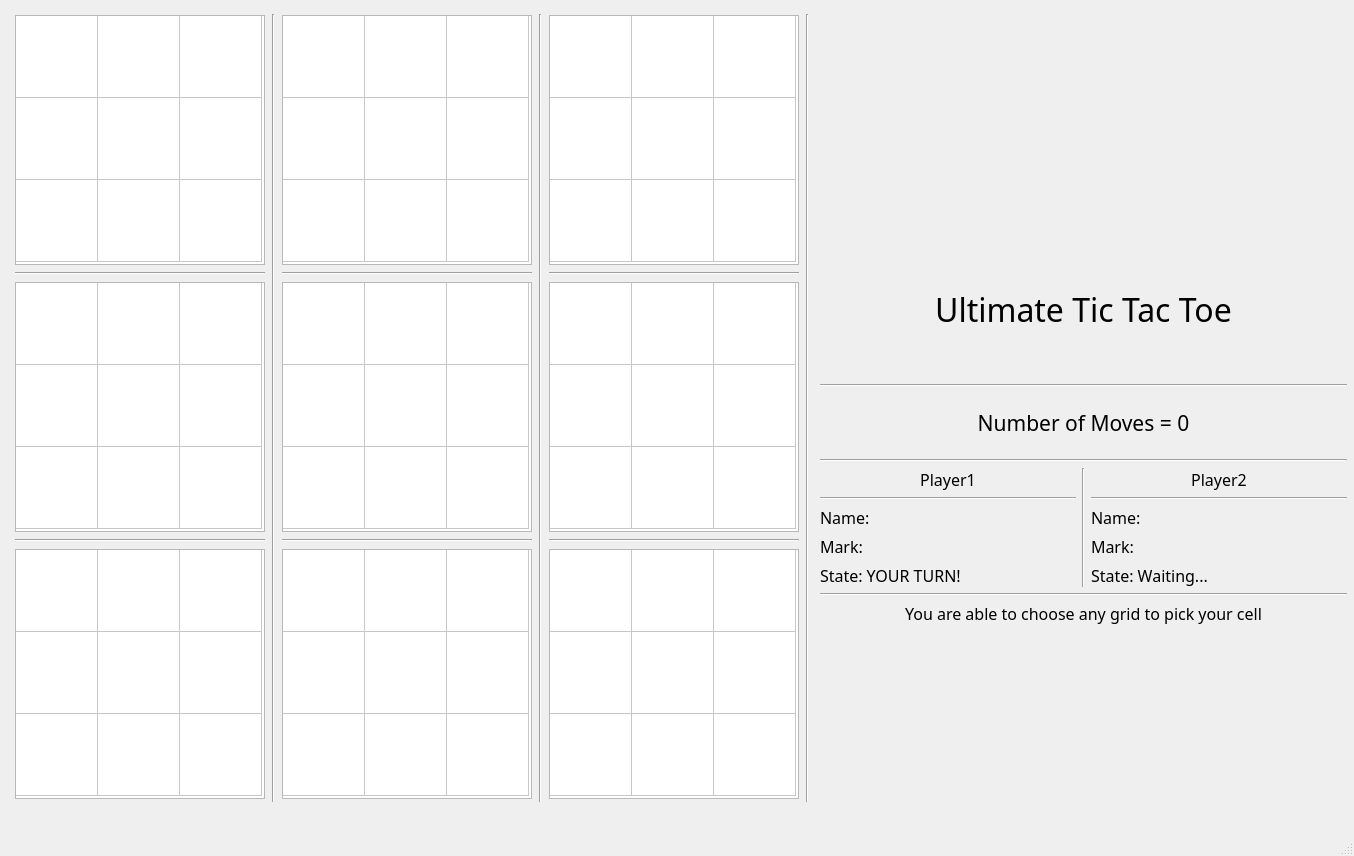
Old version of the form ultimate_ttt_ui.ui in the repository adhamhamdy3/Ultimate-Tic-Tac-Toe.
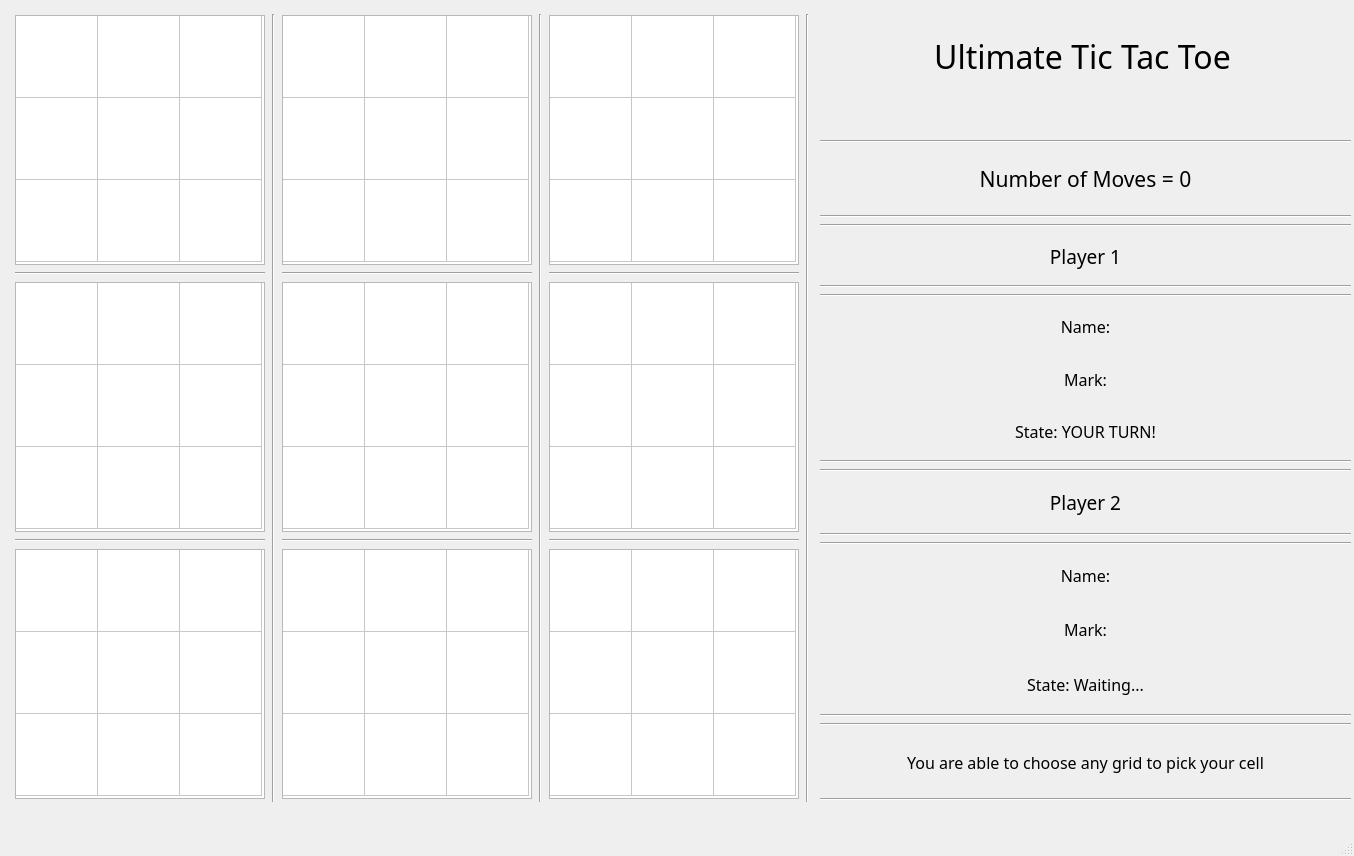
New version of the form.

Commit message: still life

```diff
--- a/ultimate_ttt_ui.ui
+++ b/ultimate_ttt_ui.ui
@@ -1763,18 +1763,15 @@
      </item>
     </layout>
    </widget>
-   <widget class="QWidget" name="layoutWidget">
-    <property name="geometry">
-     <rect>
-      <x>820</x>
-      <y>240</y>
-      <width>527</width>
-      <height>385</height>
-     </rect>
-    </property>
-    <layout class="QVBoxLayout" name="verticalLayout_7">
-     <item>
       <widget class="QLabel" name="label">
+    <property name="geometry">
+     <rect>
+      <x>820</x>
+      <y>20</y>
+      <width>525</width>
+      <height>72</height>
+     </rect>
+    </property>
        <property name="font">
         <font>
          <family>outrun future</family>
@@ -1788,9 +1785,20 @@
         <set>Qt::AlignmentFlag::AlignCenter</set>
        </property>
       </widget>
-     </item>
+   <widget class="QWidget" name="">
+    <property name="geometry">
+     <rect>
+      <x>820</x>
+      <y>140</y>
+      <width>531</width>
+      <height>661</height>
+     </rect>
+    </property>
+    <layout class="QVBoxLayout" name="verticalLayout_9">
      <item>
-      <widget class="Line" name="line_13">
+      <layout class="QVBoxLayout" name="verticalLayout_7">
+       <item>
+        <widget class="Line" name="line_15">
        <property name="orientation">
         <enum>Qt::Orientation::Horizontal</enum>
        </property>
@@ -1820,34 +1828,48 @@
       </widget>
      </item>
      <item>
-      <widget class="Line" name="line_12">
+        <widget class="Line" name="line_13">
        <property name="orientation">
         <enum>Qt::Orientation::Horizontal</enum>
        </property>
       </widget>
+       </item>
+      </layout>
      </item>
      <item>
       <layout class="QVBoxLayout" name="verticalLayout_6">
        <item>
-        <layout class="QHBoxLayout" name="horizontalLayout_2">
-         <item>
           <layout class="QVBoxLayout" name="verticalLayout_4">
+         <item>
+          <widget class="Line" name="line_21">
+           <property name="orientation">
+            <enum>Qt::Orientation::Horizontal</enum>
+           </property>
+          </widget>
+         </item>
            <item>
             <widget class="QLabel" name="player1_Label">
              <property name="font">
               <font>
                <family>outrun future</family>
-               <pointsize>12</pointsize>
+             <pointsize>14</pointsize>
               </font>
              </property>
              <property name="text">
-              <string>Player1</string>
+            <string>Player 1</string>
              </property>
              <property name="alignment">
               <set>Qt::AlignmentFlag::AlignCenter</set>
              </property>
             </widget>
            </item>
+         <item>
+          <widget class="Line" name="line_20">
+           <property name="orientation">
+            <enum>Qt::Orientation::Horizontal</enum>
+           </property>
+          </widget>
+         </item>
            <item>
             <widget class="Line" name="line_10">
              <property name="orientation">
@@ -1866,6 +1888,9 @@
              <property name="text">
               <string>Name:</string>
              </property>
+           <property name="alignment">
+            <set>Qt::AlignmentFlag::AlignCenter</set>
+           </property>
             </widget>
            </item>
            <item>
@@ -1879,6 +1904,9 @@
              <property name="text">
               <string>Mark:</string>
              </property>
+           <property name="alignment">
+            <set>Qt::AlignmentFlag::AlignCenter</set>
+           </property>
             </widget>
            </item>
            <item>
@@ -1892,35 +1920,52 @@
              <property name="text">
               <string>State: YOUR TURN!</string>
              </property>
-            </widget>
-           </item>
-          </layout>
+           <property name="alignment">
+            <set>Qt::AlignmentFlag::AlignCenter</set>
+           </property>
+          </widget>
          </item>
          <item>
           <widget class="Line" name="line_14">
            <property name="orientation">
-            <enum>Qt::Orientation::Vertical</enum>
+            <enum>Qt::Orientation::Horizontal</enum>
            </property>
           </widget>
+         </item>
+        </layout>
          </item>
          <item>
           <layout class="QVBoxLayout" name="verticalLayout_5">
+         <item>
+          <widget class="Line" name="line_12">
+           <property name="orientation">
+            <enum>Qt::Orientation::Horizontal</enum>
+           </property>
+          </widget>
+         </item>
            <item>
             <widget class="QLabel" name="player2_Label">
              <property name="font">
               <font>
                <family>outrun future</family>
-               <pointsize>12</pointsize>
+             <pointsize>14</pointsize>
               </font>
              </property>
              <property name="text">
-              <string>Player2</string>
+            <string>Player 2</string>
              </property>
              <property name="alignment">
               <set>Qt::AlignmentFlag::AlignCenter</set>
              </property>
             </widget>
            </item>
+         <item>
+          <widget class="Line" name="line_19">
+           <property name="orientation">
+            <enum>Qt::Orientation::Horizontal</enum>
+           </property>
+          </widget>
+         </item>
            <item>
             <widget class="Line" name="line_11">
              <property name="orientation">
@@ -1939,6 +1984,9 @@
              <property name="text">
               <string>Name:</string>
              </property>
+           <property name="alignment">
+            <set>Qt::AlignmentFlag::AlignCenter</set>
+           </property>
             </widget>
            </item>
            <item>
@@ -1952,6 +2000,9 @@
              <property name="text">
               <string>Mark:</string>
              </property>
+           <property name="alignment">
+            <set>Qt::AlignmentFlag::AlignCenter</set>
+           </property>
             </widget>
            </item>
            <item>
@@ -1965,6 +2016,9 @@
              <property name="text">
               <string>State: Waiting...</string>
              </property>
+           <property name="alignment">
+            <set>Qt::AlignmentFlag::AlignCenter</set>
+           </property>
             </widget>
            </item>
           </layout>
@@ -1972,7 +2026,16 @@
         </layout>
        </item>
        <item>
-        <widget class="Line" name="line_15">
+      <layout class="QVBoxLayout" name="verticalLayout_8">
+       <item>
+        <widget class="Line" name="line_18">
+         <property name="orientation">
+          <enum>Qt::Orientation::Horizontal</enum>
+         </property>
+        </widget>
+       </item>
+       <item>
+        <widget class="Line" name="line_16">
          <property name="orientation">
           <enum>Qt::Orientation::Horizontal</enum>
          </property>
@@ -2000,6 +2063,13 @@
          </property>
         </widget>
        </item>
+       <item>
+        <widget class="Line" name="line_17">
+         <property name="orientation">
+          <enum>Qt::Orientation::Horizontal</enum>
+         </property>
+        </widget>
+       </item>
       </layout>
      </item>
     </layout>
```
Left out of the diff: 8 changed lines with no effect on the pictures. Lines whose indentation alone changed are shown as unchanged. The commit also changes 1 other file.
